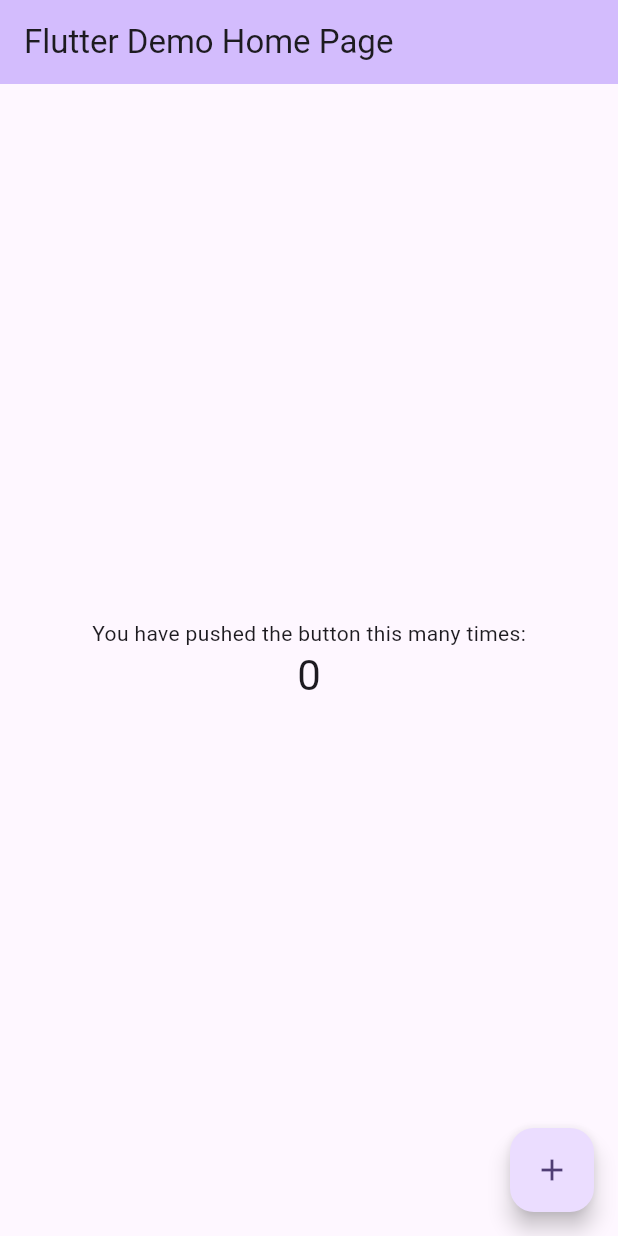
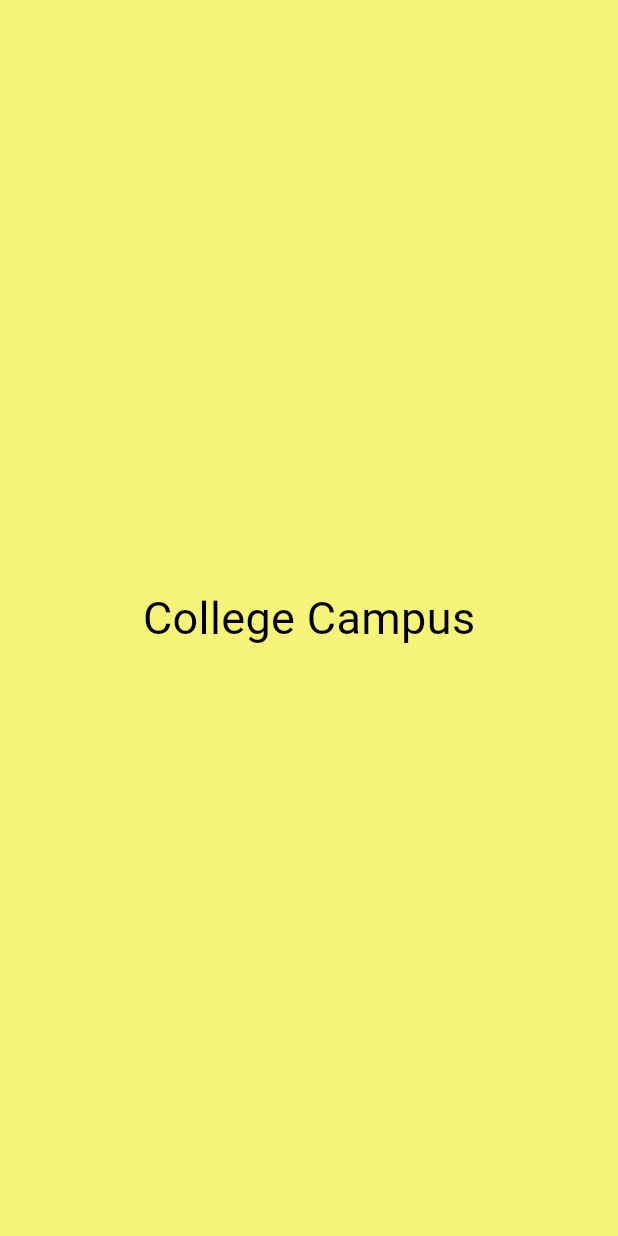
Before and after one commit to maryamabdallahhh/College-Campus, a Flutter app: the first screen one second after launch, on a phone screen of 412 x 824 dp. Run offline on Flutter 3.47's test engine with Material 3 defaults, Android fonts, the phone set to English and light mode, and no system bars.

Commit message:
splash screen

```diff
--- /dev/null
+++ b/lib/core/theme.dart
@@ -0,0 +1,3 @@
+import 'package:flutter/material.dart';
+
+ThemeData appTheme = ThemeData(brightness: Brightness.dark);
--- /dev/null
+++ b/lib/features/views/login.dart
@@ -0,0 +1,10 @@
+import 'package:flutter/material.dart';
+
+class Login extends StatelessWidget {
+  const Login({super.key});
+
+  @override
+  Widget build(BuildContext context) {
+    return const Placeholder();
+  }
+}
--- /dev/null
+++ b/lib/features/views/splashscreen.dart
@@ -0,0 +1,36 @@
+import 'package:college_campus/features/views/login.dart';
+import 'package:flutter/material.dart';
+import 'dart:async';
+
+class SplashScreen extends StatefulWidget {
+  const SplashScreen({super.key});
+
+  @override
+  State<SplashScreen> createState() => _SplashScreenState();
+}
+
+class _SplashScreenState extends State<SplashScreen> {
+  @override
+  void initState() {
+    super.initState();
+    Timer(
+      Duration(seconds: 3),
+      () => Navigator.of(context).pushReplacement(
+        MaterialPageRoute(builder: (BuildContext context) => Login()),
+      ),
+    );
+  }
+
+  @override
+  Widget build(BuildContext context) {
+    return Scaffold(
+      backgroundColor: Color(0xffF5F378),
+      body: Center(
+        child: Text(
+          'College Campus',
+          style: TextStyle(color: Colors.black, fontSize: 30),
+        ),
+      ),
+    );
+  }
+}
--- a/lib/main.dart
+++ b/lib/main.dart
@@ -1,122 +1,20 @@
+import 'package:college_campus/core/theme.dart';
+import 'package:college_campus/features/views/splashscreen.dart';
 import 'package:flutter/material.dart';
 
 void main() {
-  runApp(const MyApp());
+  runApp(CollegeCampus());
 }
 
-class MyApp extends StatelessWidget {
-  const MyApp({super.key});
+class CollegeCampus extends StatelessWidget {
+  const CollegeCampus({super.key});
 
-  // This widget is the root of your application.
   @override
   Widget build(BuildContext context) {
     return MaterialApp(
-      title: 'Flutter Demo',
-      theme: ThemeData(
-        // This is the theme of your application.
-        //
-        // TRY THIS: Try running your application with "flutter run". You'll see
-        // the application has a purple toolbar. Then, without quitting the app,
-        // try changing the seedColor in the colorScheme below to Colors.green
-        // and then invoke "hot reload" (save your changes or press the "hot
-        // reload" button in a Flutter-supported IDE, or press "r" if you used
-        // the command line to start the app).
-        //
-        // Notice that the counter didn't reset back to zero; the application
-        // state is not lost during the reload. To reset the state, use hot
-        // restart instead.
-        //
-        // This works for code too, not just values: Most code changes can be
-        // tested with just a hot reload.
-        colorScheme: ColorScheme.fromSeed(seedColor: Colors.deepPurple),
-      ),
-      home: const MyHomePage(title: 'Flutter Demo Home Page'),
+      debugShowCheckedModeBanner: false,
+      theme: appTheme,
+      home: SplashScreen(),
     );
   }
 }
-
-class MyHomePage extends StatefulWidget {
-  const MyHomePage({super.key, required this.title});
-
-  // This widget is the home page of your application. It is stateful, meaning
-  // that it has a State object (defined below) that contains fields that affect
-  // how it looks.
-
-  // This class is the configuration for the state. It holds the values (in this
-  // case the title) provided by the parent (in this case the App widget) and
-  // used by the build method of the State. Fields in a Widget subclass are
-  // always marked "final".
-
-  final String title;
-
-  @override
-  State<MyHomePage> createState() => _MyHomePageState();
-}
-
-class _MyHomePageState extends State<MyHomePage> {
-  int _counter = 0;
-
-  void _incrementCounter() {
-    setState(() {
-      // This call to setState tells the Flutter framework that something has
-      // changed in this State, which causes it to rerun the build method below
-      // so that the display can reflect the updated values. If we changed
-      // _counter without calling setState(), then the build method would not be
-      // called again, and so nothing would appear to happen.
-      _counter++;
-    });
-  }
-
-  @override
-  Widget build(BuildContext context) {
-    // This method is rerun every time setState is called, for instance as done
-    // by the _incrementCounter method above.
-    //
-    // The Flutter framework has been optimized to make rerunning build methods
-    // fast, so that you can just rebuild anything that needs updating rather
-    // than having to individually change instances of widgets.
-    return Scaffold(
-      appBar: AppBar(
-        // TRY THIS: Try changing the color here to a specific color (to
-        // Colors.amber, perhaps?) and trigger a hot reload to see the AppBar
-        // change color while the other colors stay the same.
-        backgroundColor: Theme.of(context).colorScheme.inversePrimary,
-        // Here we take the value from the MyHomePage object that was created by
-        // the App.build method, and use it to set our appbar title.
-        title: Text(widget.title),
-      ),
-      body: Center(
-        // Center is a layout widget. It takes a single child and positions it
-        // in the middle of the parent.
-        child: Column(
-          // Column is also a layout widget. It takes a list of children and
-          // arranges them vertically. By default, it sizes itself to fit its
-          // children horizontally, and tries to be as tall as its parent.
-          //
-          // Column has various properties to control how it sizes itself and
-          // how it positions its children. Here we use mainAxisAlignment to
-          // center the children vertically; the main axis here is the vertical
-          // axis because Columns are vertical (the cross axis would be
-          // horizontal).
-          //
-          // TRY THIS: Invoke "debug painting" (choose the "Toggle Debug Paint"
-          // action in the IDE, or press "p" in the console), to see the
-          // wireframe for each widget.
-          mainAxisAlignment: MainAxisAlignment.center,
-          children: <Widget>[
-            const Text('You have pushed the button this many times:'),
-            Text(
-              '$_counter',
-              style: Theme.of(context).textTheme.headlineMedium,
-            ),
-          ],
-        ),
-      ),
-      floatingActionButton: FloatingActionButton(
-        onPressed: _incrementCounter,
-        tooltip: 'Increment',
-        child: const Icon(Icons.add),
-      ), // This trailing comma makes auto-formatting nicer for build methods.
-    );
-  }
-}
```
Also changed, not shown: 1 other file.
